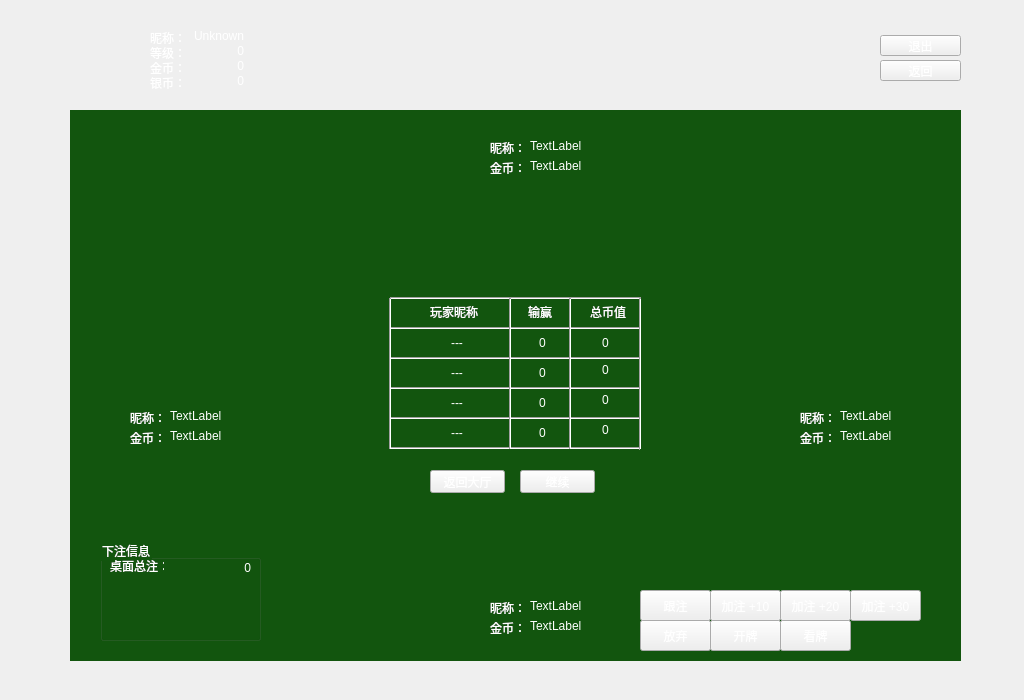
Above: QTProject/Client/zjh.ui from aldenpang/zhajinhua-project before the change. Below: the same form after it.
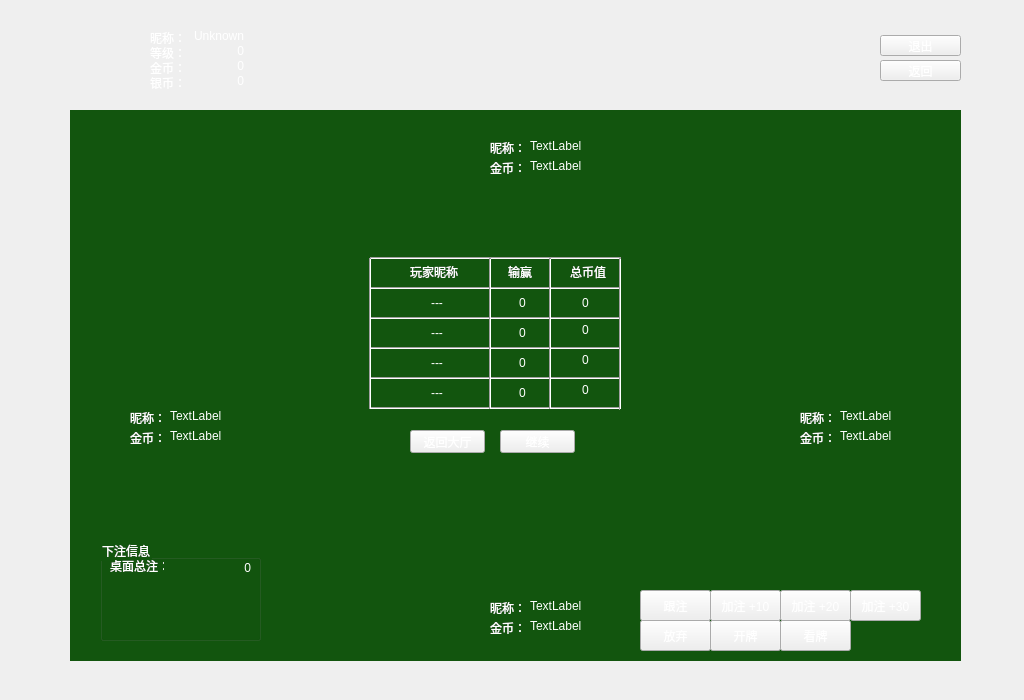
That is the form after the change. Icons and pictures are not drawn.

```diff
--- a/QTProject/Client/zjh.ui
+++ b/QTProject/Client/zjh.ui
@@ -729,8 +729,8 @@
   <widget class="QWidget" name="balance" native="true">
    <property name="geometry">
     <rect>
-     <x>360</x>
-     <y>260</y>
+     <x>340</x>
+     <y>220</y>
      <width>317</width>
      <height>259</height>
     </rect>
```
